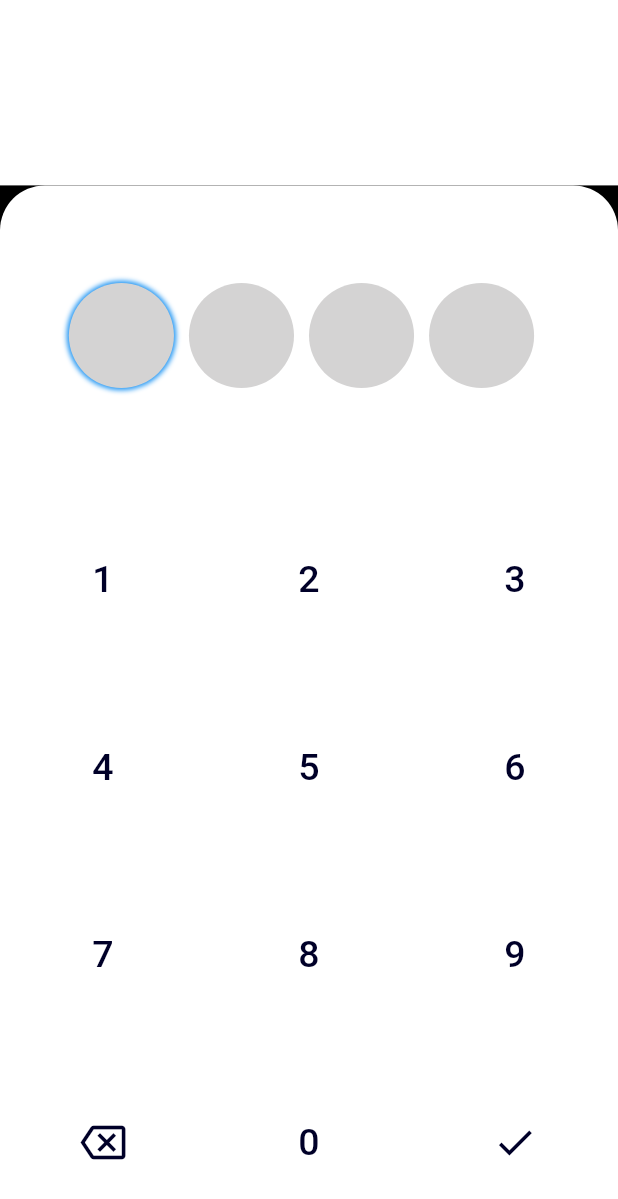
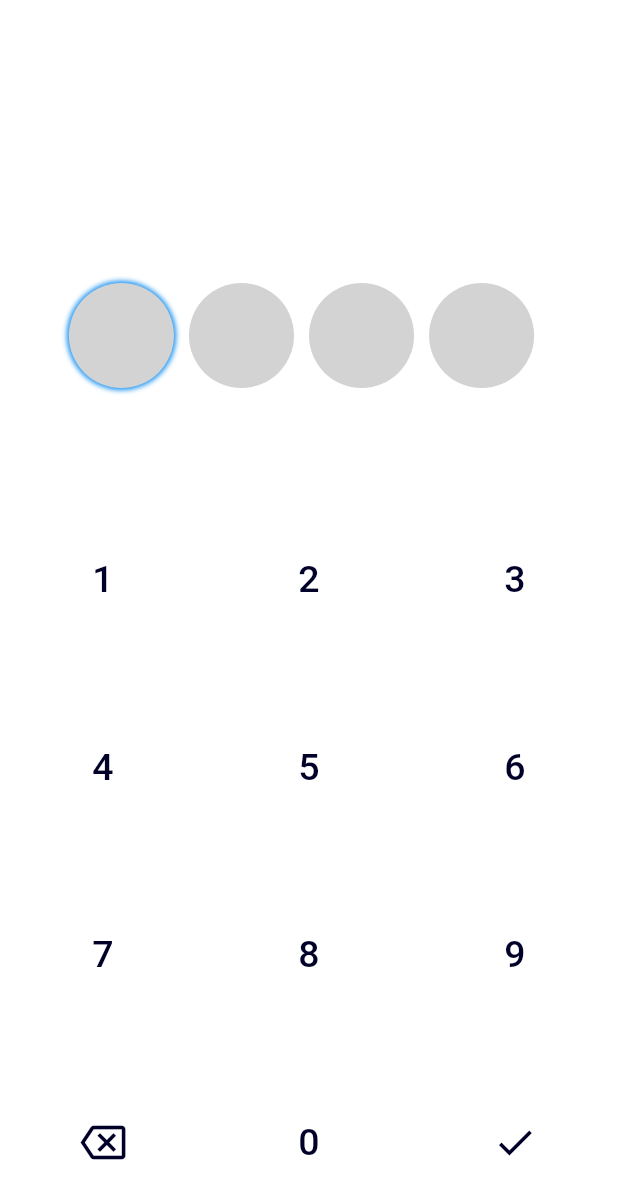
Before and after one commit to Yusrakhalid1/Role_APP, a Flutter app: the PasswordView screen opened directly, on a phone screen of 412 x 824 dp. Shown: the top 1199 px of the screen. Run offline on Flutter 3.47's test engine with Material 2 defaults, Android fonts, the phone set to English and light mode, and no system bars; our stand-ins replace connectivity, firebase_auth, firebase_core, google_maps_flutter, location, stacked and 1 more; missing offline and left inert: dart:html, flutter_phone_direct_caller, flutter_polyline_points; accounts and stored records are empty.

Commit message:
second commit

```diff
--- a/project/lib/main.dart
+++ b/project/lib/main.dart
@@ -26,7 +26,7 @@ class MyApp extends StatelessWidget {
         brightness: Brightness.dark
       ),
     debugShowCheckedModeBanner: false,
-    home: SplashScreen(),
+    home: PasswordView(),
     );
   }
 }
--- a/project/lib/views/login_pin_view.dart
+++ b/project/lib/views/login_pin_view.dart
@@ -1,19 +1,18 @@
-import 'package:project/viewmodel/LoginPin_viewmodel.dart';
+import 'package:flutter/material.dart';
 import 'package:project/views/HomePage_view.dart';
-import 'package:stacked/stacked.dart';
-import 'package:flutter/material.dart';
 
-class PasswordView extends StatelessWidget {
-  var code;
-  var selectedindex;
+class PasswordView extends StatefulWidget {
+  @override
+  PasswordViewState createState() => PasswordViewState();
+}
 
-   PasswordView ({super.key});
+class PasswordViewState extends State<PasswordView> {
+  var selectedindex = 0;
+  String code = '';
 
   @override
   Widget build(BuildContext context) {
-        var selectedindex = 0;
-        String code = '';
-        TextStyle textStyle = TextStyle(
+    TextStyle textStyle = TextStyle(
       fontSize: 25,
       fontWeight: FontWeight.w500,
       color: Colors.black.withBlue(40),
@@ -21,13 +20,9 @@ class PasswordView extends StatelessWidget {
     var height = MediaQuery.of(context).size.height;
     var width = MediaQuery.of(context).size.width;
     print("Code is $code");
-
-   return ViewModelBuilder<LoginPinScreenViewModel>.reactive(
-      onViewModelReady: (viewModel) {},
-      viewModelBuilder: () => LoginPinScreenViewModel(),
-      builder: (context, viewModel, child) => Scaffold(
-        backgroundColor: Colors.black,
-        body: Column(
+    return Scaffold(
+      backgroundColor: Colors.white,
+      body: Column(
         children: [
           Container(
             height: height * 0.15,
@@ -229,7 +224,7 @@ class PasswordView extends StatelessWidget {
               ))
         ],
       ),
-    ));
+    );
   }
 
   addDigit(int digit) {
@@ -252,9 +247,6 @@ class PasswordView extends StatelessWidget {
       selectedindex = code.length;
     });
   }
-}
-
-void setState(Null Function() param0) {
 }
 
 class DigitHolder extends StatelessWidget {
```
